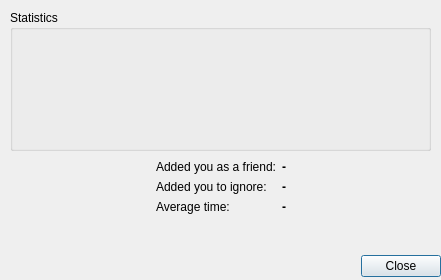
Old version of the form ui/my_stats.ui in the repository gitter-badger/simplechatclient.
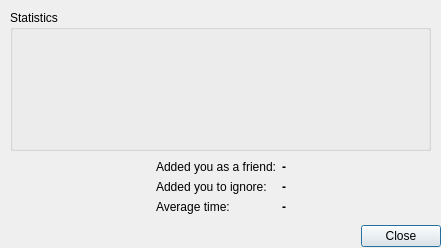
New version of the form.

What changed in the file:
```diff
--- a/ui/my_stats.ui
+++ b/ui/my_stats.ui
@@ -7,19 +7,19 @@
     <x>0</x>
     <y>0</y>
     <width>441</width>
-    <height>280</height>
+    <height>248</height>
    </rect>
   </property>
   <property name="minimumSize">
    <size>
     <width>441</width>
-    <height>280</height>
+    <height>248</height>
    </size>
   </property>
   <property name="maximumSize">
    <size>
     <width>441</width>
-    <height>280</height>
+    <height>248</height>
    </size>
   </property>
   <property name="windowTitle">
@@ -29,7 +29,7 @@
    <property name="geometry">
     <rect>
      <x>0</x>
-     <y>250</y>
+     <y>220</y>
      <width>441</width>
      <height>32</height>
     </rect>
@@ -101,7 +101,7 @@
      <x>20</x>
      <y>160</y>
      <width>401</width>
-     <height>80</height>
+     <height>61</height>
     </rect>
    </property>
    <layout class="QHBoxLayout" name="horizontalLayout_2">
```
